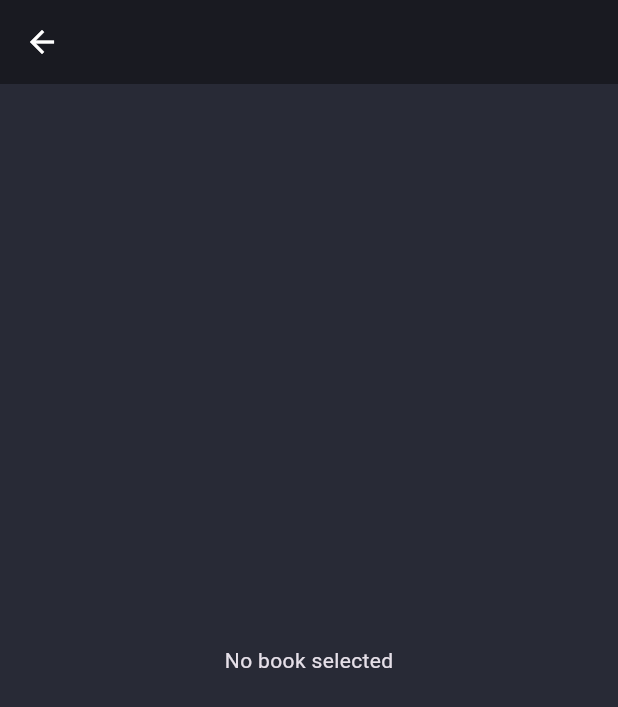
After one commit to gralmeidan/alexandria, a Flutter app: the DetailsPage screen opened by its route, on a phone screen of 412 x 824 dp. The commit adds this screen. Shown: the top 707 px of the screen. Run offline on Flutter 3.47's test engine with Material 3 defaults, Android fonts, the phone set to English and light mode, and no system bars; our stand-ins replace flutter_bloc; missing offline and left inert: bottom_sheet, lib_browser_extensions.

Commit message:
feat: add details page for books

```diff
--- /dev/null
+++ b/lib/pages/details/details.page.dart
@@ -0,0 +1,52 @@
+import 'package:flutter/material.dart';
+import 'package:lib_browser_extensions/lib_browser_extensions.dart';
+
+import '../../components/components.dart';
+import '../../repositories/search.repository.dart';
+import '../../routes/app_routes.dart';
+
+class DetailsPage extends StatefulWidget {
+  static void push(BuildContext context, BookSearchResult book) {
+    Navigator.of(context).pushNamed(
+      AppRoutes.DETAILS_PAGE,
+      arguments: book,
+    );
+  }
+
+  const DetailsPage({Key? key}) : super(key: key);
+
+  @override
+  State<DetailsPage> createState() => _DetailsPageState();
+}
+
+class _DetailsPageState extends State<DetailsPage> {
+  String title = '';
+  Future<BookDetails>? detailsFuture;
+
+  @override
+  void didChangeDependencies() {
+    final args = ModalRoute.of(context)?.settings.arguments;
+
+    if (args is BookSearchResult) {
+      setState(() {
+        title = args.title;
+      });
+
+      detailsFuture = SearchRepository.details(args);
+    }
+
+    super.didChangeDependencies();
+  }
+
+  @override
+  Widget build(BuildContext context) {
+    return Scaffold(
+      appBar: DefaultAppBar(
+        title: title,
+      ),
+      body: Center(
+        child: Text('No book selected'),
+      ),
+    );
+  }
+}
--- a/lib/routes/app_routes.dart
+++ b/lib/routes/app_routes.dart
@@ -1,13 +1,16 @@
 // ignore_for_file: constant_identifier_names
+import '../pages/details/details.page.dart';
 import '../pages/library/library.dart';
 import '../pages/search/search.page.dart';
 
 class AppRoutes {
   static const String HOME = '/';
   static const String SEARCH_PAGE = '/search';
+  static const String DETAILS_PAGE = '/details';
 
   static final routes = {
     HOME: (context) => const HomePage(),
     SEARCH_PAGE: (context) => const SearchPage(),
+    DETAILS_PAGE: (context) => const DetailsPage(),
   };
 }
```
Also changed, not shown: lib/pages/search/widgets/book_card/atoms/colored_label.dart (+6 -6 lines), lib/pages/search/widgets/book_card/atoms/result_list_tile.dart (+7 -2 lines), lib/pages/search/widgets/book_card/book_card.dart (+13 -2 lines), lib/repositories/search.repository.dart (+7 -0 lines).
